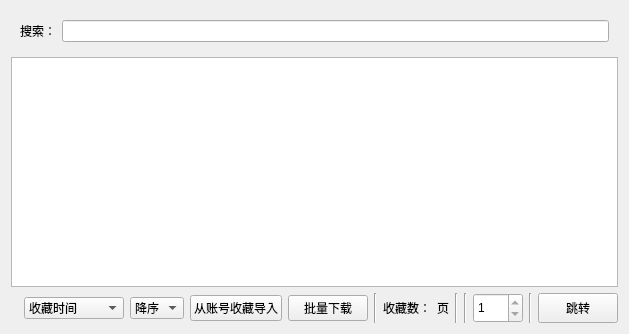
Before: the Qt Designer form ui/ui_local_favorite.ui in tonquer/JMComic-qt, drawn with Qt 5.
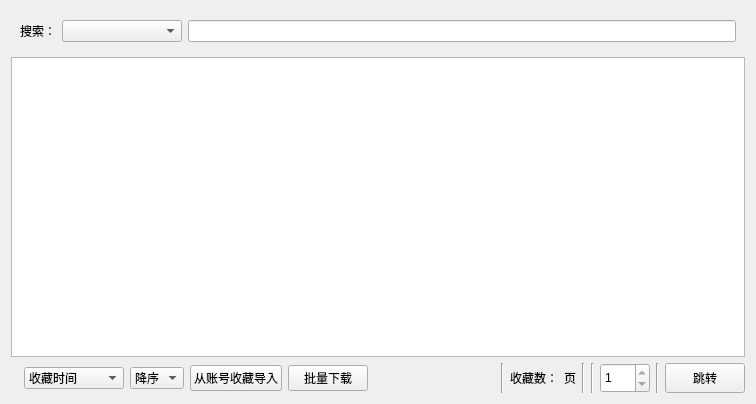
After: the same form once the commit is applied. Custom widgets are drawn as their Qt base class.

What changed in the file:
```diff
--- a/ui/ui_local_favorite.ui
+++ b/ui/ui_local_favorite.ui
@@ -6,8 +6,8 @@
    <rect>
     <x>0</x>
     <y>0</y>
-    <width>628</width>
-    <height>334</height>
+    <width>756</width>
+    <height>404</height>
    </rect>
   </property>
   <property name="windowTitle">
@@ -192,6 +192,16 @@
         </property>
        </widget>
       </item>
+      <item>
+       <widget class="QComboBox" name="folderBox">
+        <property name="minimumSize">
+         <size>
+          <width>120</width>
+          <height>0</height>
+         </size>
+        </property>
+       </widget>
+      </item>
       <item>
        <widget class="QLineEdit" name="lineEdit"/>
       </item>
```
